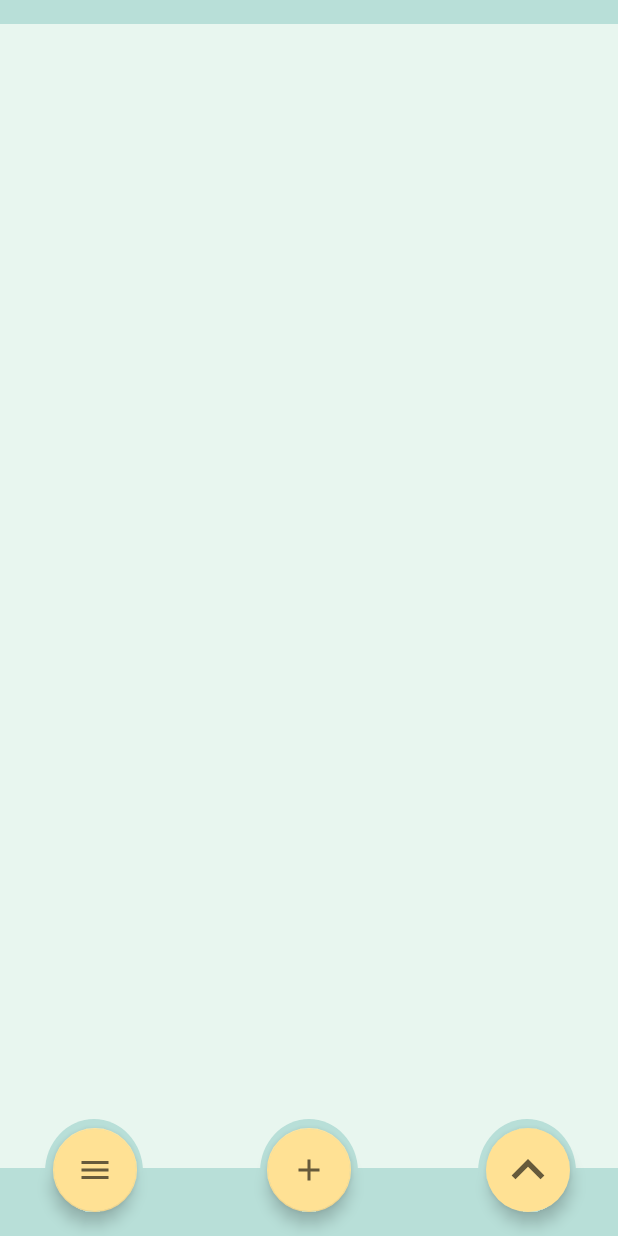
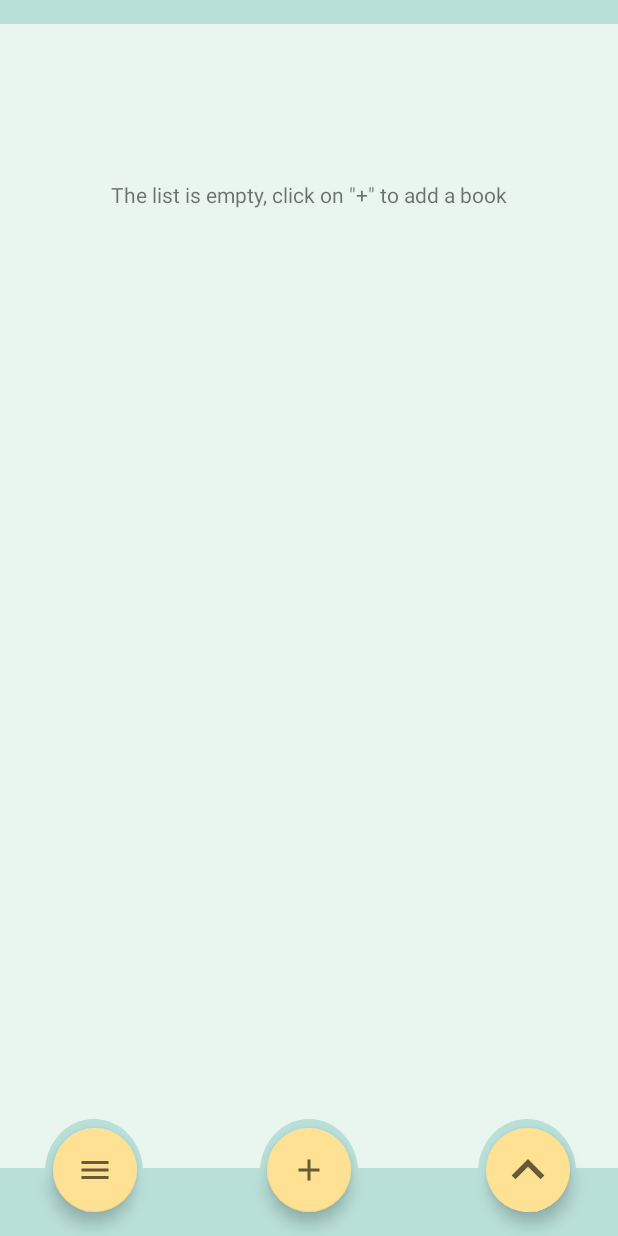
Before and after one commit to Aleexuta/BooksApp, an Android app: the screen it shows after launch (MainActivity), on a phone screen of 412 x 824 dp. Run offline under Robolectric (Android 15) with nearby library versions, the phone set to English and light mode, and no system bars; libraries missing offline, so code that uses them is left out: com.anychart, com.anychart.chart, org.apache.poi.

Commit message:
putiiin final 1.0

```diff
--- a/app/src/main/AndroidManifest.xml
+++ b/app/src/main/AndroidManifest.xml
@@ -6,9 +6,9 @@
 
     <application
         android:allowBackup="true"
-        android:icon="@drawable/books"
+        android:icon="@mipmap/book"
         android:label="@string/app_name"
-        android:roundIcon="@drawable/books"
+        android:roundIcon="@mipmap/book"
         android:supportsRtl="true"
         android:theme="@style/Theme.BooksApp">
         <activity
--- a/app/src/main/java/com/example/booksapp/FragmentList.java
+++ b/app/src/main/java/com/example/booksapp/FragmentList.java
@@ -46,6 +46,7 @@ public class FragmentList extends Fragment implements  View.OnClickListener{
     private TextView m_filtertext;
     private TextView m_sorttext;
 
+    private TextView m_emptylist;
     private boolean m_allFabs=false;
     private boolean m_showssearch=false;
 
@@ -85,6 +86,7 @@ public class FragmentList extends Fragment implements  View.OnClickListener{
             getExitTransition();
 
        // Cursor cursor=dbManager.fetch();
+        m_emptylist=rootview.findViewById(R.id.emptylisttext);
 
         listview=(ListView) rootview.findViewById(R.id.listlayout);
         loadListToView();
@@ -159,6 +161,10 @@ public class FragmentList extends Fragment implements  View.OnClickListener{
     public void loadListToView()
     {
         booklist= dbManager.loadAllData(); //iei lista din  baza de date cu o functie;
+        if(booklist.size()>0)
+            m_emptylist.setVisibility(View.GONE);
+        else
+            m_emptylist.setVisibility(View.VISIBLE);
         myListAdapter=new MyListAdapter(getActivity(),booklist);
         listview.setAdapter(myListAdapter);
     }
--- a/app/src/main/res/layout/fragment_list.xml
+++ b/app/src/main/res/layout/fragment_list.xml
@@ -236,6 +236,18 @@
                 app:layout_constraintTop_toTopOf="parent" />
         </androidx.constraintlayout.widget.ConstraintLayout>
 
+        <TextView
+            android:id="@+id/emptylisttext"
+            android:layout_width="wrap_content"
+            android:layout_height="wrap_content"
+            android:layout_marginStart="32dp"
+            android:layout_marginTop="120dp"
+            android:layout_marginEnd="32dp"
+            android:text='The list is empty, click on "+" to add a book'
+            app:layout_constraintEnd_toEndOf="parent"
+            app:layout_constraintStart_toStartOf="@+id/constraintLayout2"
+            app:layout_constraintTop_toTopOf="parent" />
+
     </androidx.constraintlayout.widget.ConstraintLayout>
 
 </FrameLayout>
```
Also changed, not shown: app/src/main/res/drawable-anydpi/icon.png (deleted), app/src/main/res/drawable-anydpi/icon2.png (deleted), app/src/main/res/mipmap-xxxhdpi/book.png (added), app/src/main/res/mipmap-xxxhdpi/books.jpg (added).
